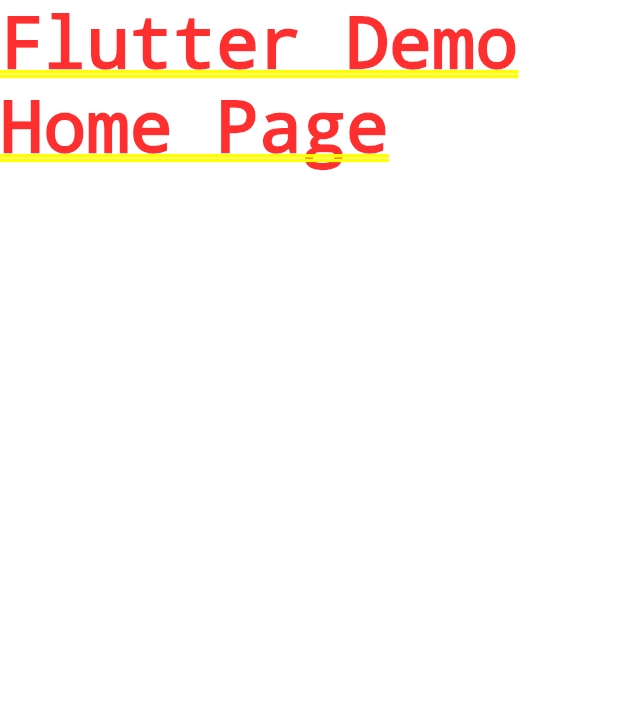
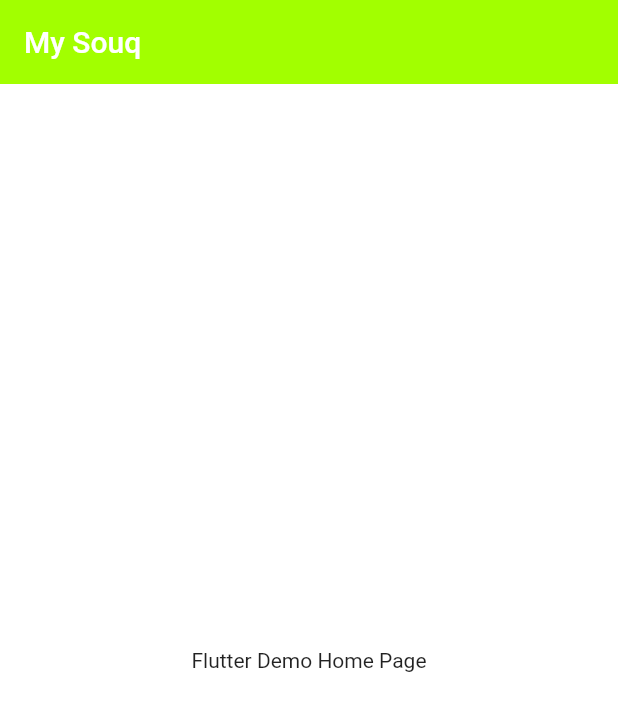
Before and after one commit to EngNohaIbraheem/mysouq, a Flutter app: the screen it shows after launch, on a phone screen of 412 x 824 dp. Shown: the top 711 px of the screen. Run offline on Flutter 3.47's test engine with Material 2 defaults, Android fonts, the phone set to English and light mode, and no system bars.

Commit message:
02: declarations file

```diff
--- /dev/null
+++ b/lib/components/declarations.dart
@@ -0,0 +1,18 @@
+import 'package:flutter/material.dart';
+
+class Declarations {
+
+  static const appBarGradient = LinearGradient(
+    colors: [
+      Color.fromARGB(255, 201, 29, 126),
+      Color.fromARGB(255, 221, 125, 187),
+    ],
+    stops: [0.5, 1.0],
+  );
+
+  static const secondaryColor = Color.fromRGBO(162, 255, 0, 1.0);
+  static const backgroundColor = Colors.white;
+  static const Color greyBackgroundColor = Color(0xffabacd3);
+  static var selectedNavBarColor = const Color.fromARGB(255, 41, 59, 185);
+  static const unselectedNavBarColor = Color.fromARGB(255, 0, 0, 0);
+}
--- a/lib/main.dart
+++ b/lib/main.dart
@@ -1,4 +1,6 @@
 import 'package:flutter/material.dart';
+
+import 'components/declarations.dart';
 
 void main() {
   runApp(const MyApp());
@@ -13,10 +15,22 @@ class MyApp extends StatelessWidget {
     return MaterialApp(
       title: 'My Souq',
       theme: ThemeData(
-
-        primarySwatch: Colors.blue,
+        scaffoldBackgroundColor: Declarations.backgroundColor,
+        colorScheme: const ColorScheme.light(
+          primary: Declarations.secondaryColor,
+        ),
+        appBarTheme: const AppBarTheme(
+          elevation: 0,
+          iconTheme: IconThemeData(
+            color: Colors.black
+          )
+        )
       ),
-      home: const Text('Flutter Demo Home Page'),
+      home: Scaffold(
+          appBar: AppBar(title: const Text("My Souq"),),
+          body: const
+          Center(child: Text('Flutter Demo Home Page'))
+      ),
     );
   }
 }
```
